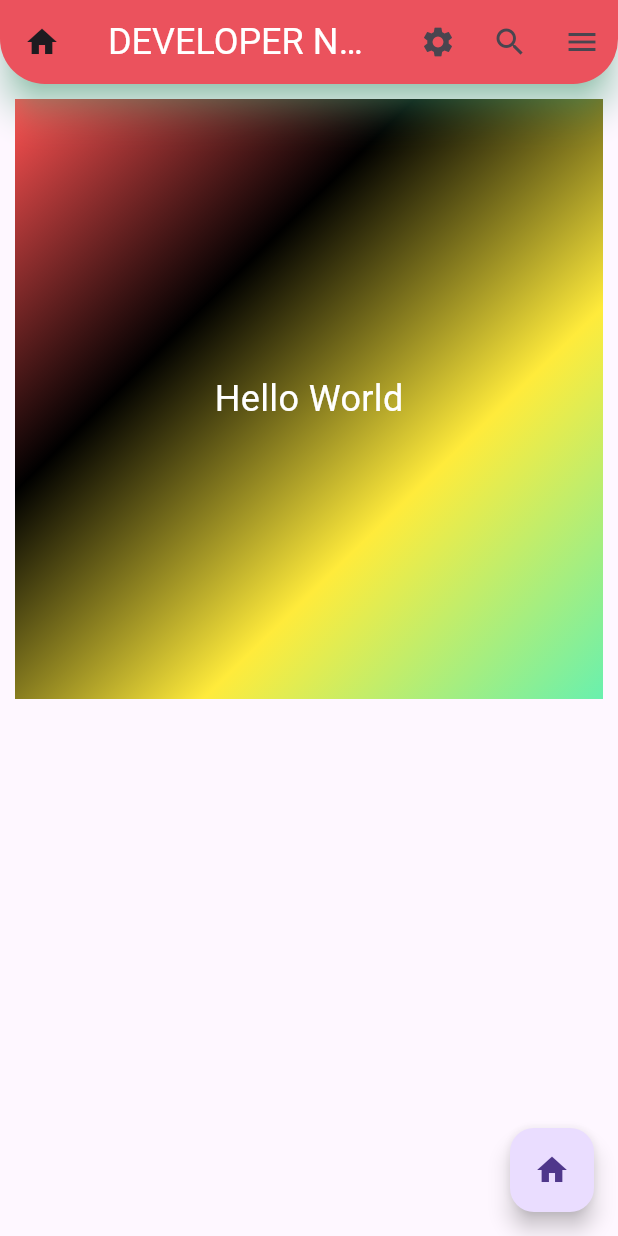
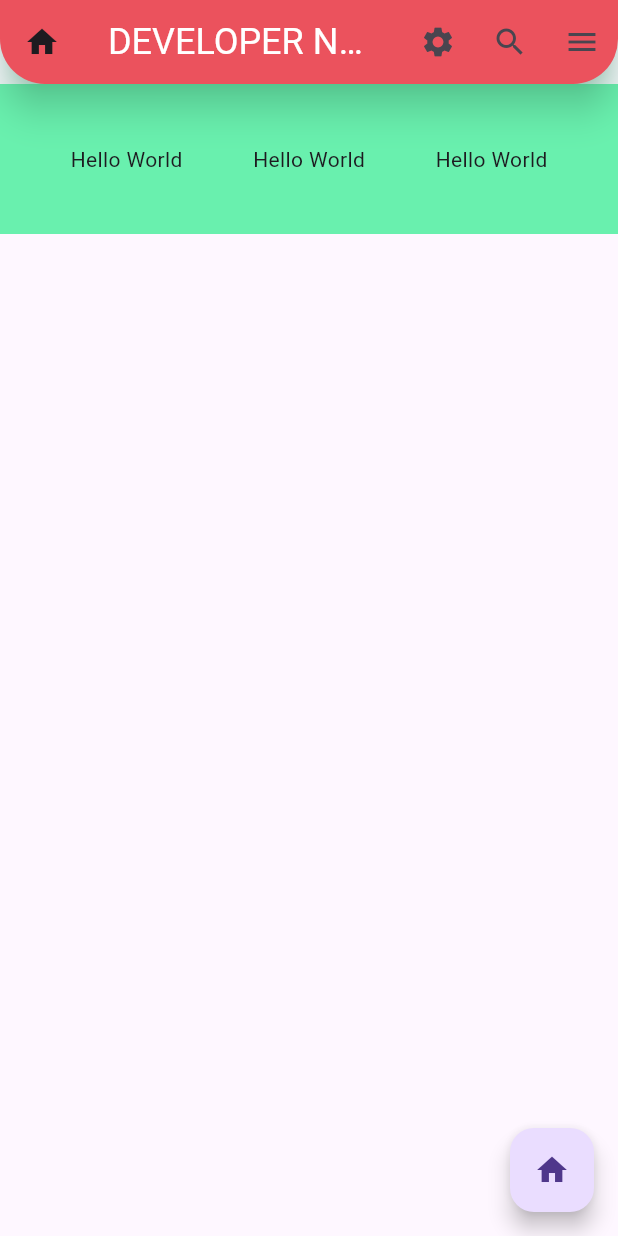
Before and after one commit to nayzawaungnza/flutter_application_1, a Flutter app: the screen it shows after launch, on a phone screen of 412 x 824 dp. Run offline on Flutter 3.47's test engine with Material 3 defaults, Android fonts, the phone set to English and light mode, and no system bars; Roboto replaces fonts that are missing (SansQH).

Commit message:
test row

```diff
--- a/lib/main.dart
+++ b/lib/main.dart
@@ -52,31 +52,20 @@ class MyApp extends StatelessWidget {
                   bottomLeft: Radius.circular(30),
                   bottomRight: Radius.circular(30)))),
       body: Container(
-        // color: Colors.black,
-        // width: 400,
-        // height: 400,
-        margin: EdgeInsets.all(10),
-        padding: EdgeInsets.all(10),
-        child: Text(
-          'Hello World',
-          style: TextStyle(
-            color: Colors.white,
-            fontSize: 24,
-            fontFamily: 'SansQH',
-          ),
-        ),
-        alignment: Alignment.center,
-        constraints: BoxConstraints(maxHeight: 400, maxWidth: 400),
-        // transform: Matrix4.rotationZ(0.5),
-        decoration: BoxDecoration(
-            color: Colors.redAccent,
-            gradient: LinearGradient(colors: [
-              Colors.redAccent,
-              Colors.black,
-              Colors.yellow,
-              Colors.greenAccent
-            ], begin: Alignment.topLeft, end: Alignment.bottomRight)),
-      ),
+          color: Colors.greenAccent,
+          height: 100,
+          child: Row(
+            children: [
+              Text('Hello World'),
+              Text('Hello World'),
+              Text('Hello World'),
+            ],
+            mainAxisSize: MainAxisSize.max,
+            mainAxisAlignment: MainAxisAlignment.spaceEvenly,
+            crossAxisAlignment: CrossAxisAlignment.center,
+            verticalDirection: VerticalDirection.down,
+            textDirection: TextDirection.ltr,
+          )),
       floatingActionButton: FloatingActionButton(
           child: Icon(Icons.home),
           onPressed: () {
```
